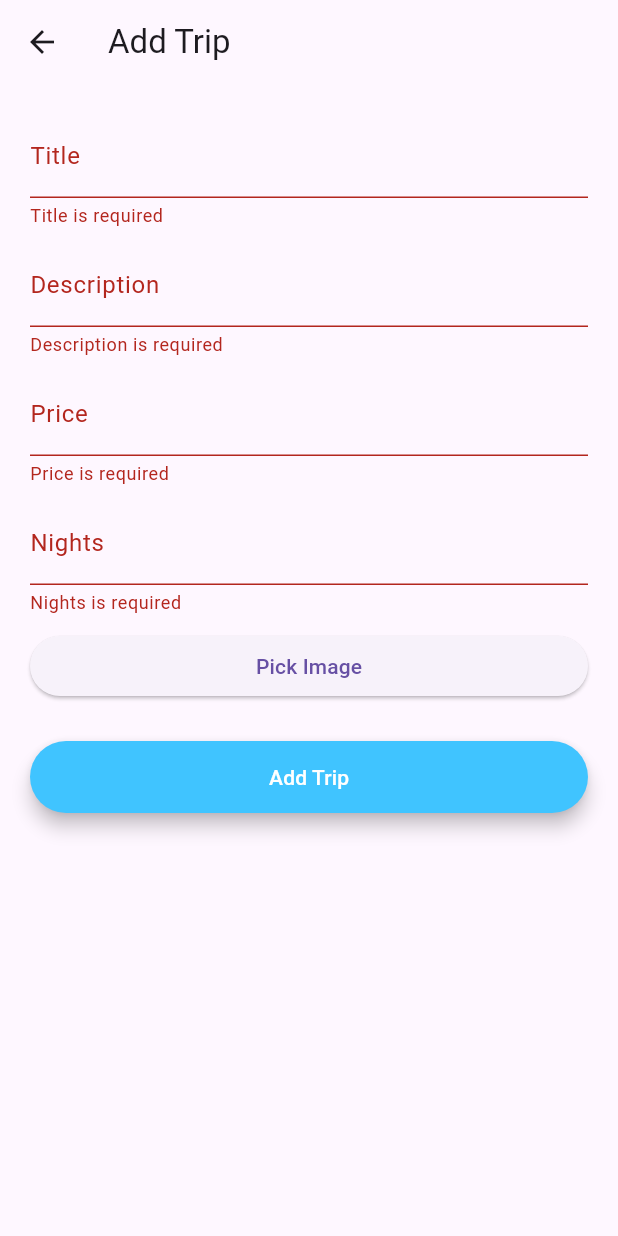
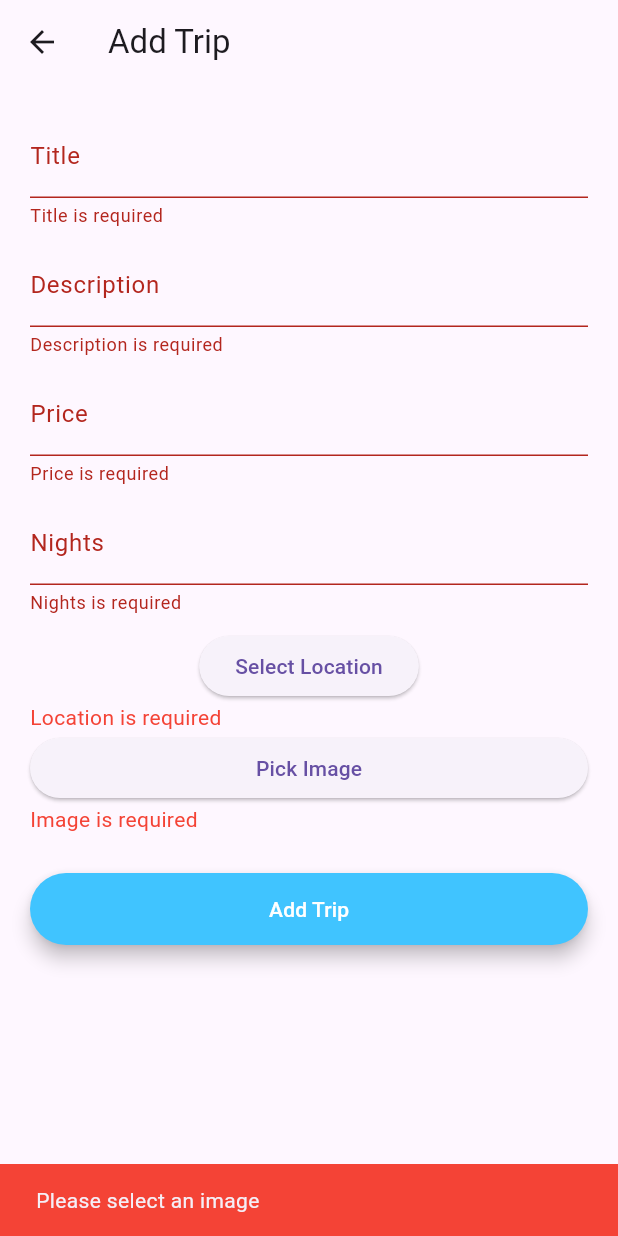
Before and after one commit to malakalbattire/trips_flutter, a Flutter app: the AddTripsScreen screen opened by its route, after a tap on "Add Trip", on a phone screen of 412 x 824 dp. Run offline on Flutter 3.47's test engine with Material 3 defaults, Android fonts, the phone set to English and light mode, and no system bars; our stand-ins replace cloud_firestore, firebase_auth, firebase_core, firebase_messaging, firebase_storage, flutter_local_notifications and 6 more; accounts and stored records are empty.

Commit message:
add trip latitude and longitude by map and edit users details screen

```diff
--- a/lib/main.dart
+++ b/lib/main.dart
@@ -2,6 +2,7 @@ import 'package:animation_flutter/admin/users_details.dart';
 import 'package:animation_flutter/auth/welcome/welcome_screen.dart';
 import 'package:flutter/foundation.dart';
 import 'package:flutter/material.dart';
+import 'package:flutter/rendering.dart';
 import 'package:provider/provider.dart';
 import 'auth/registration/registration_screen.dart';
 import 'views/home/home.dart';
@@ -22,6 +23,8 @@ final uId = FirebaseAuth.instance.currentUser!.uid;
 final navigatorKey = GlobalKey<NavigatorState>();
 
 void main() async {
+  debugPaintSizeEnabled = true;
+
   WidgetsFlutterBinding.ensureInitialized();
 
   if (kIsWeb) {
--- a/lib/notification/firebase_notifications.dart
+++ b/lib/notification/firebase_notifications.dart
@@ -4,6 +4,7 @@ import 'package:cloud_firestore/cloud_firestore.dart';
 import 'package:animation_flutter/Notification/notifications_screen.dart';
 import 'package:animation_flutter/main.dart';
 import 'package:firebase_messaging/firebase_messaging.dart';
+import 'package:flutter/foundation.dart';
 import 'package:flutter_local_notifications/flutter_local_notifications.dart';
 
 class FirebaseNotifications {
@@ -20,7 +21,9 @@ class FirebaseNotifications {
   Future<void> initNotifications() async {
     await _firebaseMessaging.requestPermission();
     final token = await _firebaseMessaging.getToken();
-    print('Device token:============= $token=======');
+    if (kDebugMode) {
+      print('Device token:============= $token=======');
+    }
     initPushNotifications();
   }
 
--- a/lib/trips/add_trips_screen.dart
+++ b/lib/trips/add_trips_screen.dart
@@ -4,6 +4,10 @@ import 'package:flutter/services.dart';
 import 'package:image_picker/image_picker.dart';
 import 'package:firebase_storage/firebase_storage.dart';
 import 'dart:io';
+import 'package:animation_flutter/utilities/rounded_button.dart';
+import 'package:google_maps_flutter/google_maps_flutter.dart';
+
+import 'map_screen.dart';
 
 class AddTripsScreen extends StatefulWidget {
   static const String id = 'add_trip_screen';
@@ -22,9 +26,14 @@ class AddTripScreenState extends State<AddTripsScreen> {
   final TextEditingController nightsController = TextEditingController();
   File? _image;
   bool _isUploading = false;
+  LatLng? _selectedLocation;
+  bool _isImageSelected = true;
+  bool _isLocationSelected = true;
 
   Future<void> addTrip() async {
-    if (_formKey.currentState?.validate() ?? false) {
+    if ((_formKey.currentState?.validate() ?? false) &&
+        _image != null &&
+        _selectedLocation != null) {
       setState(() {
         _isUploading = true;
       });
@@ -44,6 +53,8 @@ class AddTripScreenState extends State<AddTripsScreen> {
         'description': descriptionController.text,
         'price': price,
         'nights': nights,
+        'latitude': _selectedLocation!.latitude,
+        'longitude': _selectedLocation!.longitude,
         'img': imageUrl,
       }).then((value) {
         Navigator.pop(context);
@@ -60,6 +71,27 @@ class AddTripScreenState extends State<AddTripsScreen> {
           _isUploading = false;
         });
       });
+    } else {
+      setState(() {
+        _isImageSelected = _image != null;
+        _isLocationSelected = _selectedLocation != null;
+      });
+      if (_image == null) {
+        ScaffoldMessenger.of(context).showSnackBar(
+          const SnackBar(
+            content: Text('Please select an image'),
+            backgroundColor: Colors.red,
+          ),
+        );
+      }
+      if (_selectedLocation == null) {
+        ScaffoldMessenger.of(context).showSnackBar(
+          const SnackBar(
+            content: Text('Please select a location'),
+            backgroundColor: Colors.red,
+          ),
+        );
+      }
     }
   }
 
@@ -81,10 +113,25 @@ class AddTripScreenState extends State<AddTripsScreen> {
     setState(() {
       if (pickedFile != null) {
         _image = File(pickedFile.path);
+        _isImageSelected = true;
       } else {
         print('No image selected.');
       }
     });
+  }
+
+  Future<void> _selectLocation() async {
+    final LatLng? result = await Navigator.push(
+      context,
+      MaterialPageRoute(builder: (context) => MapScreen()),
+    );
+
+    if (result != null) {
+      setState(() {
+        _selectedLocation = result;
+        _isLocationSelected = true;
+      });
+    }
   }
 
   String? _validateTextField(String? value, String fieldName) {
@@ -139,6 +186,24 @@ class AddTripScreenState extends State<AddTripsScreen> {
                 validator: (value) => _validateTextField(value, 'Nights'),
               ),
               const SizedBox(height: 10),
+              Column(
+                children: [
+                  ElevatedButton(
+                    onPressed: _selectLocation,
+                    child: Text(_selectedLocation == null
+                        ? 'Select Location'
+                        : 'Change Location'),
+                  ),
+                  if (_selectedLocation != null)
+                    Text(
+                        'Location: (${_selectedLocation!.latitude.toStringAsFixed(3)}, ${_selectedLocation!.longitude.toStringAsFixed(3)})'),
+                ],
+              ),
+              if (!_isLocationSelected)
+                const Text(
+                  'Location is required',
+                  style: TextStyle(color: Colors.red),
+                ),
               ElevatedButton(
                 onPressed: pickImage,
                 child: const Text('Pick Image'),
@@ -150,6 +215,11 @@ class AddTripScreenState extends State<AddTripsScreen> {
                     _image!,
                     height: 200,
                   ),
+                ),
+              if (!_isImageSelected)
+                const Text(
+                  'Image is required',
+                  style: TextStyle(color: Colors.red),
                 ),
               const SizedBox(height: 10),
               if (_isUploading)
@@ -166,36 +236,3 @@ class AddTripScreenState extends State<AddTripsScreen> {
     );
   }
 }
-
-class RoundedButton extends StatelessWidget {
-  final VoidCallback onPressed;
-  final String title;
-  final Color colour;
-
-  const RoundedButton({
-    required this.onPressed,
-    required this.title,
-    required this.colour,
-  });
-
-  @override
-  Widget build(BuildContext context) {
-    return Padding(
-      padding: const EdgeInsets.symmetric(vertical: 16.0),
-      child: Material(
-        elevation: 5.0,
-        color: colour,
-        borderRadius: BorderRadius.circular(30.0),
-        child: MaterialButton(
-          onPressed: onPressed,
-          minWidth: 200.0,
-          height: 42.0,
-          child: Text(
-            title,
-            style: const TextStyle(color: Colors.white),
-          ),
-        ),
-      ),
-    );
-  }
-}
--- a/lib/views/profile/edit_profile_screen.dart
+++ b/lib/views/profile/edit_profile_screen.dart
@@ -1,5 +1,6 @@
 import 'package:animation_flutter/utilities/navigation_menu.dart';
 import 'package:firebase_auth/firebase_auth.dart';
+import 'package:flutter/foundation.dart';
 import 'package:flutter/material.dart';
 import 'package:cloud_firestore/cloud_firestore.dart';
 import 'package:animation_flutter/utilities/rounded_button.dart';
@@ -32,7 +33,9 @@ class _EditProfileScreenState extends State<EditProfileScreen> {
         ScaffoldMessenger.of(context).showSnackBar(
             const SnackBar(content: Text('Profile updated successfully')));
       } catch (e) {
-        print(e);
+        if (kDebugMode) {
+          print(e);
+        }
         ScaffoldMessenger.of(context)
             .showSnackBar(SnackBar(content: Text('Error: $e')));
       }
```
Also changed, not shown: lib/admin/user_detail.dart (+91 -0 lines), lib/admin/users_details.dart (+20 -7 lines), lib/trips/map_screen.dart (+57 -0 lines), lib/trips/trip_details.dart (+6 -9 lines).
